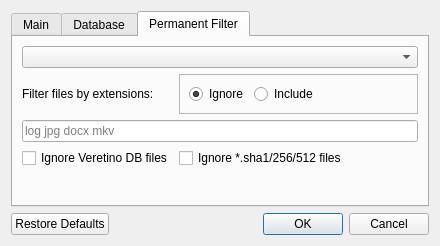
This is src/dialogsettings.ui in artemvlas/veretino as Qt 5 draws it before an edit. The edited form follows.
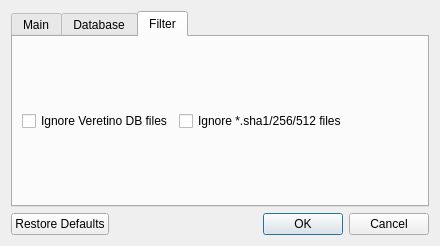
This is the edited form. The open tabs and pages were chosen to show the change.

Commit message: [step-5] getting rid of Permanent filter

Patch:
```diff
--- a/src/dialogsettings.ui
+++ b/src/dialogsettings.ui
@@ -225,82 +225,10 @@
      </widget>
      <widget class="QWidget" name="tabFilter">
       <attribute name="title">
-       <string>Permanent Filter</string>
+       <string>Filter</string>
       </attribute>
       <layout class="QGridLayout" name="gridLayout_2">
-       <item row="1" column="2" colspan="2">
-        <widget class="QFrame" name="frame_2">
-         <property name="frameShape">
-          <enum>QFrame::Shape::StyledPanel</enum>
-         </property>
-         <property name="frameShadow">
-          <enum>QFrame::Shadow::Raised</enum>
-         </property>
-         <layout class="QHBoxLayout" name="horizontalLayout_3">
-          <item>
-           <widget class="QRadioButton" name="radioButtonIgnore">
-            <property name="text">
-             <string>Ignore</string>
-            </property>
-            <property name="checked">
-             <bool>true</bool>
-            </property>
-           </widget>
-          </item>
-          <item>
-           <widget class="QRadioButton" name="rbInclude">
-            <property name="text">
-             <string>Include</string>
-            </property>
-           </widget>
-          </item>
-          <item>
-           <spacer name="horizontalSpacer">
-            <property name="orientation">
-             <enum>Qt::Orientation::Horizontal</enum>
-            </property>
-            <property name="sizeHint" stdset="0">
-             <size>
-              <width>40</width>
-              <height>20</height>
-             </size>
-            </property>
-           </spacer>
-          </item>
-         </layout>
-        </widget>
-       </item>
-       <item row="2" column="1" colspan="3">
-        <widget class="QLineEdit" name="inputExtensions">
-         <property name="toolTip">
-          <string>Extensions list separated by spaces</string>
-         </property>
-         <property name="placeholderText">
-          <string>log jpg docx mkv</string>
-         </property>
-         <property name="clearButtonEnabled">
-          <bool>true</bool>
-         </property>
-        </widget>
-       </item>
-       <item row="4" column="2" colspan="2">
-        <widget class="QCheckBox" name="ignoreShaFiles">
-         <property name="toolTip">
-          <string>Exclude digest files from the list</string>
-         </property>
-         <property name="text">
-          <string>Ignore *.sha1/256/512 files</string>
-         </property>
-        </widget>
-       </item>
        <item row="1" column="1">
-        <widget class="QLabel" name="label">
-         <property name="text">
-          <string>Filter files by extensions:</string>
-         </property>
-        </widget>
-       </item>
-       <item row="4" column="1">
         <widget class="QCheckBox" name="ignoreDbFiles">
          <property name="toolTip">
           <string>Exclude *.ver and *.ver.json files from the filelist</string>
@@ -310,21 +238,15 @@
          </property>
         </widget>
        </item>
-       <item row="5" column="1">
-        <spacer name="verticalSpacer_2">
-         <property name="orientation">
-          <enum>Qt::Orientation::Vertical</enum>
+       <item row="1" column="2" colspan="2">
+        <widget class="QCheckBox" name="ignoreShaFiles">
+         <property name="toolTip">
+          <string>Exclude digest files from the list</string>
          </property>
-         <property name="sizeHint" stdset="0">
-          <size>
-           <width>20</width>
-           <height>40</height>
-          </size>
+         <property name="text">
+          <string>Ignore *.sha1/256/512 files</string>
          </property>
-        </spacer>
-       </item>
-       <item row="0" column="1" colspan="3">
-        <widget class="QComboBox" name="comboBoxPresets"/>
+        </widget>
        </item>
       </layout>
      </widget>
```
The commit also changes 8 other files.
